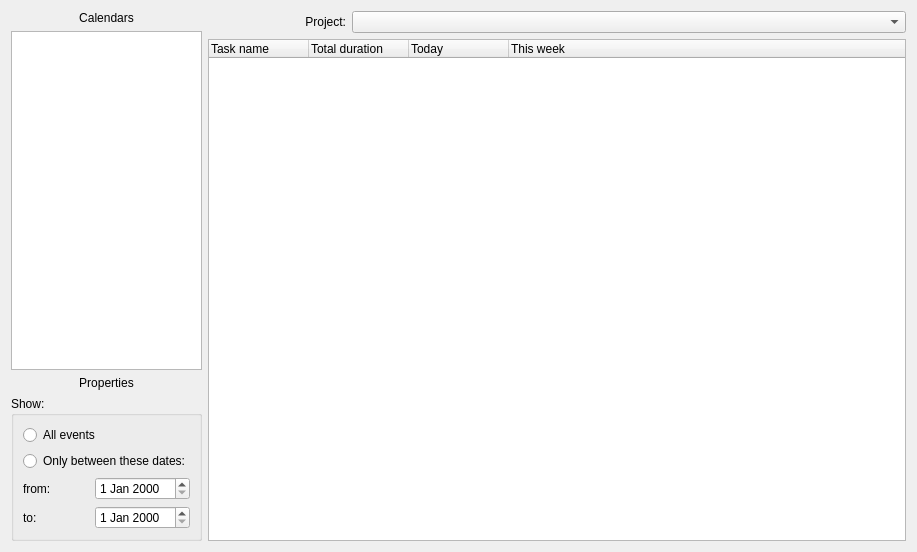
Before: the Qt Designer form src/mainview.ui in pyridiss/kourglass, drawn with Qt 5.
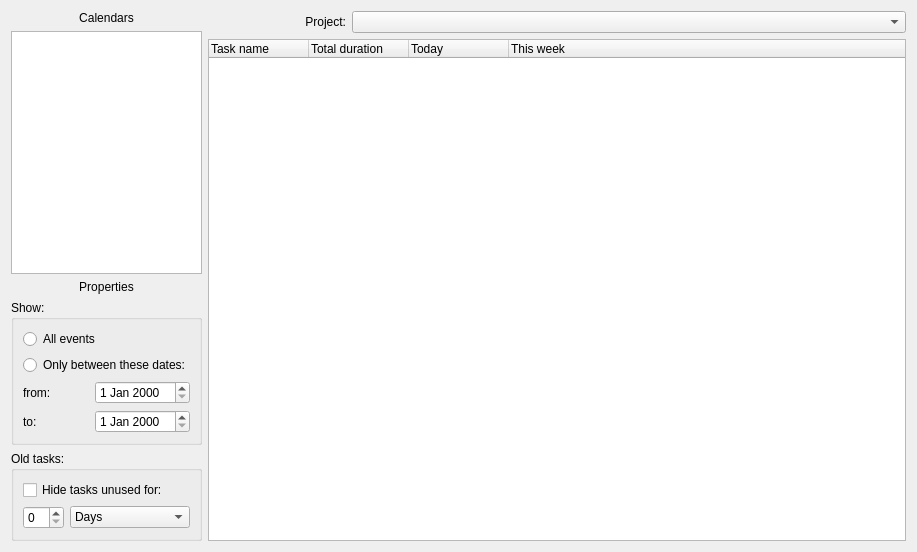
After: the same form once the commit is applied. Custom widgets are drawn as their Qt base class.

Patch:
```diff
--- a/src/mainview.ui
+++ b/src/mainview.ui
@@ -82,6 +82,53 @@
          </layout>
         </widget>
        </item>
+       <item>
+        <widget class="QGroupBox" name="groupBox_2">
+         <property name="title">
+          <string>Old tasks:</string>
+         </property>
+         <layout class="QVBoxLayout" name="verticalLayout_5">
+          <item>
+           <widget class="QCheckBox" name="checkBoxHideUnused">
+            <property name="text">
+             <string>Hide tasks unused for:</string>
+            </property>
+           </widget>
+          </item>
+          <item>
+           <layout class="QHBoxLayout" name="layout_oldtasks" stretch="1,3">
+            <item>
+             <widget class="QSpinBox" name="spinBoxHideUnused"/>
+            </item>
+            <item>
+             <widget class="QComboBox" name="comboBoxHideUnused">
+              <item>
+               <property name="text">
+                <string>Days</string>
+               </property>
+              </item>
+              <item>
+               <property name="text">
+                <string>Weeks</string>
+               </property>
+              </item>
+              <item>
+               <property name="text">
+                <string>Months</string>
+               </property>
+              </item>
+              <item>
+               <property name="text">
+                <string>Years</string>
+               </property>
+              </item>
+             </widget>
+            </item>
+           </layout>
+          </item>
+         </layout>
+        </widget>
+       </item>
       </layout>
      </item>
      <item>
```
Left out of the diff: 2 changed lines with no effect on the pictures.
